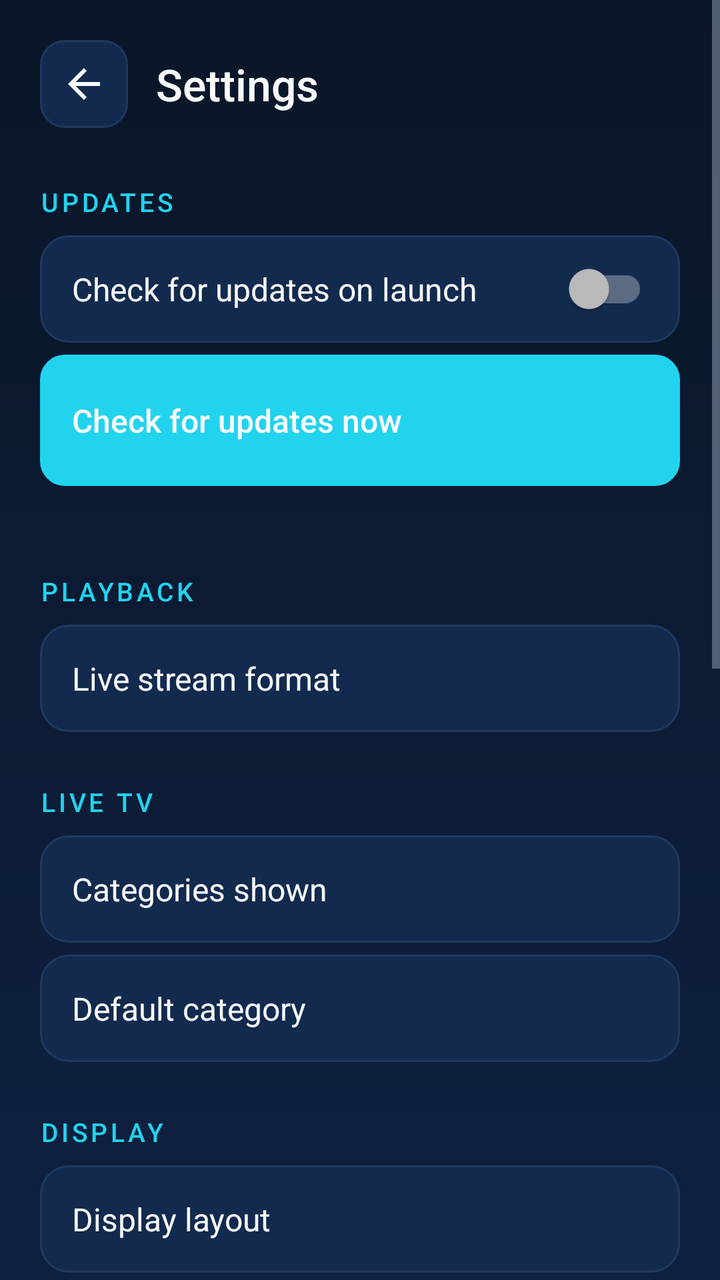
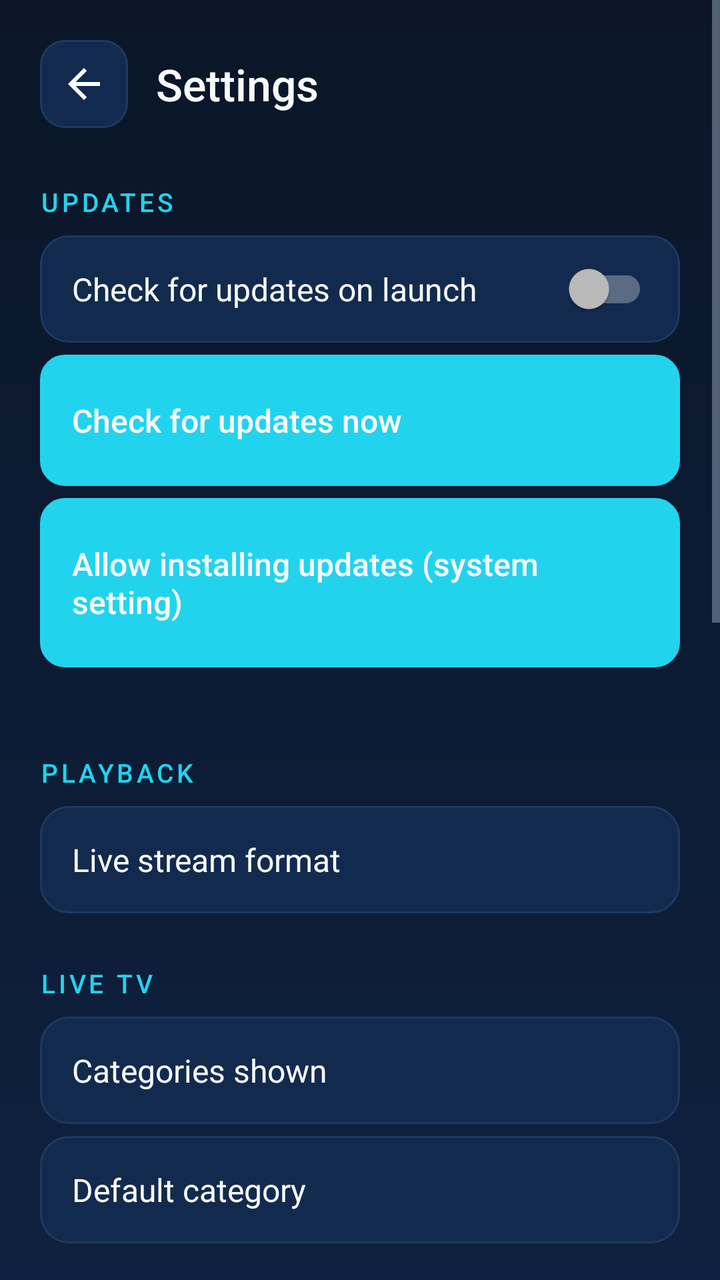

Two renders of the same Android screen: before a commit and after it. Below are the layout's source before the change and the commit's diff.
<!-- AndroidManifest.xml: application theme Theme.StreamArcTV -->
<!-- res/layout/activity_settings.xml -->
<?xml version="1.0" encoding="utf-8"?>
<ScrollView xmlns:android="http://schemas.android.com/apk/res/android"
    xmlns:app="http://schemas.android.com/apk/res-auto"
    android:layout_width="match_parent"
    android:layout_height="match_parent"
    android:background="@drawable/bg_home_gradient"
    android:fillViewport="true">

    <androidx.constraintlayout.widget.ConstraintLayout
        android:layout_width="match_parent"
        android:layout_height="wrap_content"
        android:padding="20dp">

        <ImageButton
            android:id="@+id/btnBack"
            android:layout_width="44dp"
            android:layout_height="44dp"
            android:background="@drawable/bg_icon_button"
            android:contentDescription="@string/back"
            android:src="@drawable/ic_back"
            app:layout_constraintStart_toStartOf="parent"
            app:layout_constraintTop_toTopOf="parent" />

        <TextView
            android:layout_width="0dp"
            android:layout_height="wrap_content"
            android:layout_marginStart="14dp"
            android:fontFamily="sans-serif-medium"
            android:text="@string/settings"
            android:textColor="@color/text"
            android:textSize="22sp"
            app:layout_constraintBottom_toBottomOf="@id/btnBack"
            app:layout_constraintEnd_toEndOf="parent"
            app:layout_constraintStart_toEndOf="@id/btnBack"
            app:layout_constraintTop_toTopOf="@id/btnBack" />

        <LinearLayout
            android:id="@+id/content"
            android:layout_width="0dp"
            android:layout_height="wrap_content"
            android:layout_marginTop="8dp"
            android:orientation="vertical"
            app:layout_constraintEnd_toEndOf="parent"
            app:layout_constraintStart_toStartOf="parent"
            app:layout_constraintTop_toBottomOf="@id/btnBack"
            app:layout_constraintWidth_max="640dp">

            
            <TextView
                style="@style/SectionHeader"
                android:layout_width="match_parent"
                android:layout_height="wrap_content"
                android:text="@string/updates" />

            <androidx.appcompat.widget.SwitchCompat
                android:id="@+id/switchAutoUpdate"
                style="@style/SettingsRow"
                android:layout_width="match_parent"
                android:layout_height="wrap_content"
                android:text="@string/auto_check_updates"
                android:textColor="@color/text"
                android:textSize="16sp" />

            <Button
                android:id="@+id/btnCheckUpdates"
                style="@style/SecondaryButton"
                android:layout_width="match_parent"
                android:layout_height="wrap_content"
                android:layout_marginBottom="6dp"
                android:gravity="start|center_vertical"
                android:padding="16dp"
                android:text="@string/check_for_updates_now" />

            <TextView
                android:id="@+id/txtSkipped"
                android:layout_width="match_parent"
                android:layout_height="wrap_content"
                android:paddingStart="16dp"
                android:paddingEnd="16dp"
                android:textColor="@color/text_muted"
                android:textSize="13sp" />

            <Button
                android:id="@+id/btnClearSkipped"
                style="@style/SecondaryButton"
                android:layout_width="match_parent"
                android:layout_height="wrap_content"
                android:layout_marginTop="6dp"
                android:gravity="start|center_vertical"
                android:padding="16dp"
                android:text="@string/clear_skipped_version"
                android:visibility="gone" />

            
            <TextView
                style="@style/SectionHeader"
                android:layout_width="match_parent"
                android:layout_height="wrap_content"
                android:text="@string/playback" />

            <LinearLayout
                android:id="@+id/rowLiveFormat"
                style="@style/SettingsRow"
                android:layout_width="match_parent"
                android:layout_height="wrap_content"
                android:orientation="horizontal">

                <TextView
                    android:layout_width="0dp"
                    android:layout_height="wrap_content"
                    android:layout_weight="1"
                    android:text="@string/live_stream_format"
                    android:textColor="@color/text"
                    android:textSize="16sp" />

                <TextView
                    android:id="@+id/txtLiveFormatValue"
                    android:layout_width="wrap_content"
                    android:layout_height="wrap_content"
                    android:textColor="@color/accent"
                    android:textSize="15sp" />
            </LinearLayout>

            
            <TextView
                style="@style/SectionHeader"
                android:layout_width="match_parent"
                android:layout_height="wrap_content"
                android:text="@string/live_tv" />

            <LinearLayout
                android:id="@+id/rowLiveCategories"
                style="@style/SettingsRow"
                android:layout_width="match_parent"
                android:layout_height="wrap_content"
                android:orientation="horizontal">

                <TextView
                    android:layout_width="0dp"
                    android:layout_height="wrap_content"
                    android:layout_weight="1"
                    android:text="@string/live_categories_shown"
                    android:textColor="@color/text"
                    android:textSize="16sp" />

                <TextView
                    android:id="@+id/txtLiveCategoriesValue"
                    android:layout_width="wrap_content"
                    android:layout_height="wrap_content"
                    android:textColor="@color/accent"
                    android:textSize="15sp" />
            </LinearLayout>

            <LinearLayout
                android:id="@+id/rowDefaultCategory"
                style="@style/SettingsRow"
                android:layout_width="match_parent"
                android:layout_height="wrap_content"
                android:orientation="horizontal">

                <TextView
                    android:layout_width="0dp"
                    android:layout_height="wrap_content"
                    android:layout_weight="1"
                    android:text="@string/default_live_category"
                    android:textColor="@color/text"
                    android:textSize="16sp" />

                <TextView
                    android:id="@+id/txtDefaultCategoryValue"
                    android:layout_width="wrap_content"
                    android:layout_height="wrap_content"
                    android:layout_marginStart="12dp"
                    android:ellipsize="end"
                    android:maxLines="1"
                    android:maxWidth="200dp"
                    android:textColor="@color/accent"
                    android:textSize="15sp" />
            </LinearLayout>

            
            <TextView
                style="@style/SectionHeader"
                android:layout_width="match_parent"
                android:layout_height="wrap_content"
                android:text="@string/display" />

            <LinearLayout
                android:id="@+id/rowLayout"
                style="@style/SettingsRow"
                android:layout_width="match_parent"
                android:layout_height="wrap_content"
                android:orientation="horizontal">

                <TextView
                    android:layout_width="0dp"
                    android:layout_height="wrap_content"
                    android:layout_weight="1"
                    android:text="@string/display_layout"
                    android:textColor="@color/text"
                    android:textSize="16sp" />

                <TextView
                    android:id="@+id/txtLayoutValue"
                    android:layout_width="wrap_content"
                    android:layout_height="wrap_content"
                    android:textColor="@color/accent"
                    android:textSize="15sp" />
            </LinearLayout>

            <LinearLayout
                android:id="@+id/rowDiagnostics"
                style="@style/SettingsRow"
                android:layout_width="match_parent"
                android:layout_height="wrap_content"
                android:orientation="horizontal">

                <TextView
                    android:layout_width="0dp"
                    android:layout_height="wrap_content"
                    android:layout_weight="1"
                    android:text="@string/category_diagnostics"
                    android:textColor="@color/text"
                    android:textSize="16sp" />
            </LinearLayout>

            
            <TextView
                style="@style/SectionHeader"
                android:layout_width="match_parent"
                android:layout_height="wrap_content"
                android:text="@string/storage" />

            <LinearLayout
                android:id="@+id/rowDownloadFolder"
                style="@style/SettingsRow"
                android:layout_width="match_parent"
                android:layout_height="wrap_content"
                android:orientation="horizontal">

                <TextView
                    android:layout_width="wrap_content"
                    android:layout_height="wrap_content"
                    android:text="@string/download_folder"
                    android:textColor="@color/text"
                    android:textSize="16sp" />

                <TextView
                    android:id="@+id/txtDownloadFolderValue"
                    android:layout_width="0dp"
                    android:layout_height="wrap_content"
                    android:layout_marginStart="12dp"
                    android:layout_weight="1"
                    android:ellipsize="middle"
                    android:gravity="end"
                    android:maxLines="1"
                    android:textColor="@color/accent"
                    android:textSize="14sp" />
            </LinearLayout>

            <LinearLayout
                android:id="@+id/rowRecordingFolder"
                style="@style/SettingsRow"
                android:layout_width="match_parent"
                android:layout_height="wrap_content"
                android:orientation="horizontal">

                <TextView
                    android:layout_width="wrap_content"
                    android:layout_height="wrap_content"
                    android:text="@string/recording_folder"
                    android:textColor="@color/text"
                    android:textSize="16sp" />

                <TextView
                    android:id="@+id/txtRecordingFolderValue"
                    android:layout_width="0dp"
                    android:layout_height="wrap_content"
                    android:layout_marginStart="12dp"
                    android:layout_weight="1"
                    android:ellipsize="middle"
                    android:gravity="end"
                    android:maxLines="1"
                    android:textColor="@color/accent"
                    android:textSize="14sp" />
            </LinearLayout>

            
            <TextView
                style="@style/SectionHeader"
                android:layout_width="match_parent"
                android:layout_height="wrap_content"
                android:text="@string/accounts" />

            <Button
                android:id="@+id/btnLogoutLive"
                style="@style/SecondaryButton"
                android:layout_width="match_parent"
                android:layout_height="wrap_content"
                android:layout_marginBottom="6dp"
                android:gravity="start|center_vertical"
                android:padding="16dp" />

            <Button
                android:id="@+id/btnLogoutVod"
                style="@style/SecondaryButton"
                android:layout_width="match_parent"
                android:layout_height="wrap_content"
                android:gravity="start|center_vertical"
                android:padding="16dp" />

            
            <TextView
                style="@style/SectionHeader"
                android:layout_width="match_parent"
                android:layout_height="wrap_content"
                android:text="@string/about" />

            <LinearLayout
                android:id="@+id/rowGithub"
                style="@style/SettingsRow"
                android:layout_width="match_parent"
                android:layout_height="wrap_content"
                android:orientation="vertical">

                <TextView
                    android:layout_width="match_parent"
                    android:layout_height="wrap_content"
                    android:text="@string/view_releases"
                    android:textColor="@color/text"
                    android:textSize="16sp" />

                <TextView
                    android:id="@+id/txtRepo"
                    android:layout_width="match_parent"
                    android:layout_height="wrap_content"
                    android:layout_marginTop="4dp"
                    android:textColor="@color/accent"
                    android:textSize="13sp" />
            </LinearLayout>

            <TextView
                android:id="@+id/txtVersion"
                android:layout_width="match_parent"
                android:layout_height="wrap_content"
                android:paddingStart="16dp"
                android:paddingTop="10dp"
                android:paddingEnd="16dp"
                android:textColor="@color/text_muted"
                android:textSize="13sp" />
        </LinearLayout>
    </androidx.constraintlayout.widget.ConstraintLayout>
</ScrollView>
<!-- resources referenced by this layout -->
<resources>
  <color name="accent">#22D3EE</color>
  <color name="text">#F8FAFC</color>
  <color name="text_muted">#94A3B8</color>
  <!-- drawable bg_home_gradient (drawable) -->
  <?xml version="1.0" encoding="utf-8"?>
  <shape xmlns:android="http://schemas.android.com/apk/res/android" android:shape="rectangle">
      <gradient android:angle="270" android:startColor="@color/bg" android:endColor="@color/bg_gradient_end" />
  </shape>
  <!-- drawable ic_back (drawable) -->
  <?xml version="1.0" encoding="utf-8"?>
  <vector xmlns:android="http://schemas.android.com/apk/res/android"
      android:width="24dp" android:height="24dp" android:viewportWidth="24" android:viewportHeight="24" android:tint="?attr/colorOnSurface">
      <path android:fillColor="@android:color/white" android:pathData="M20,11H7.83l5.59,-5.59L12,4l-8,8l8,8l1.41,-1.41L7.83,13H20V11z" />
  </vector>
  <string name="about">About</string>
  <string name="accounts">Accounts</string>
  <string name="auto_check_updates">Check for updates on launch</string>
  <string name="back">Back</string>
  <string name="category_diagnostics">Category diagnostics</string>
  <string name="check_for_updates_now">Check for updates now</string>
  <string name="clear_skipped_version">Stop skipping this version</string>
  <string name="default_live_category">Default category</string>
  <string name="display">Display</string>
  <string name="display_layout">Display layout</string>
  <string name="download_folder">Download folder</string>
  <string name="live_categories_shown">Categories shown</string>
  <string name="live_stream_format">Live stream format</string>
  <string name="live_tv">Live TV</string>
  <string name="playback">Playback</string>
  <string name="recording_folder">Recordings folder</string>
  <string name="settings">Settings</string>
  <string name="storage">Storage</string>
  <string name="updates">Updates</string>
  <string name="view_releases">View releases &amp; changelog on GitHub</string>
  <style name="SecondaryButton" parent="IconButton">
          <item name="android:minHeight">52dp</item>
          <item name="android:textSize">16sp</item>
      </style>
  <style name="SectionHeader">
          <item name="android:textColor">@color/accent</item>
          <item name="android:textSize">13sp</item>
          <item name="android:letterSpacing">0.12</item>
          <item name="android:textAllCaps">true</item>
          <item name="android:fontFamily">sans-serif-medium</item>
          <item name="android:paddingTop">20dp</item>
          <item name="android:paddingBottom">8dp</item>
      </style>
  <style name="SettingsRow">
          <item name="android:background">@drawable/bg_row</item>
          <item name="android:focusable">true</item>
          <item name="android:clickable">true</item>
          <item name="android:padding">16dp</item>
          <item name="android:layout_marginBottom">6dp</item>
      </style>
  <color name="bg">#0A1628</color>
  <color name="bg_gradient_end">#0F2140</color>
  <color name="surface_focused">#1B3A6B</color>
  <color name="surface">#132A4F</color>
  <color name="outline">#1E3A5F</color>
  <color name="accent_dark">#7C3AED</color>
  <style name="Theme.StreamArcTV.Dialog" parent="Theme.MaterialComponents.Dialog.Alert">
          <item name="colorPrimary">@color/accent</item>
          <item name="colorSurface">@color/surface</item>
          <item name="android:textColorPrimary">@color/text</item>
          <item name="android:textColorSecondary">@color/text_muted</item>
          <item name="android:background">@color/surface</item>
      </style>
  <!-- unchanged entries left out for length: 4 -->
</resources>

<!-- the commit's change to res/layout/activity_settings.xml (unified diff, before → after) -->
@@ -71,6 +71,16 @@
                 android:padding="16dp"
                 android:text="@string/check_for_updates_now" />
 
+            <Button
+                android:id="@+id/btnInstallPermission"
+                style="@style/SecondaryButton"
+                android:layout_width="match_parent"
+                android:layout_height="wrap_content"
+                android:layout_marginBottom="6dp"
+                android:gravity="start|center_vertical"
+                android:padding="16dp"
+                android:text="@string/allow_installing_updates" />
+
             <TextView
                 android:id="@+id/txtSkipped"
                 android:layout_width="match_parent"
<!-- resource entries referenced after the edit -->
@@ -16,6 +16,7 @@
   </vector>
   <string name="about">About</string>
   <string name="accounts">Accounts</string>
+  <string name="allow_installing_updates">Allow installing updates (system setting)</string>
   <string name="auto_check_updates">Check for updates on launch</string>
   <string name="back">Back</string>
   <string name="category_diagnostics">Category diagnostics</string>
